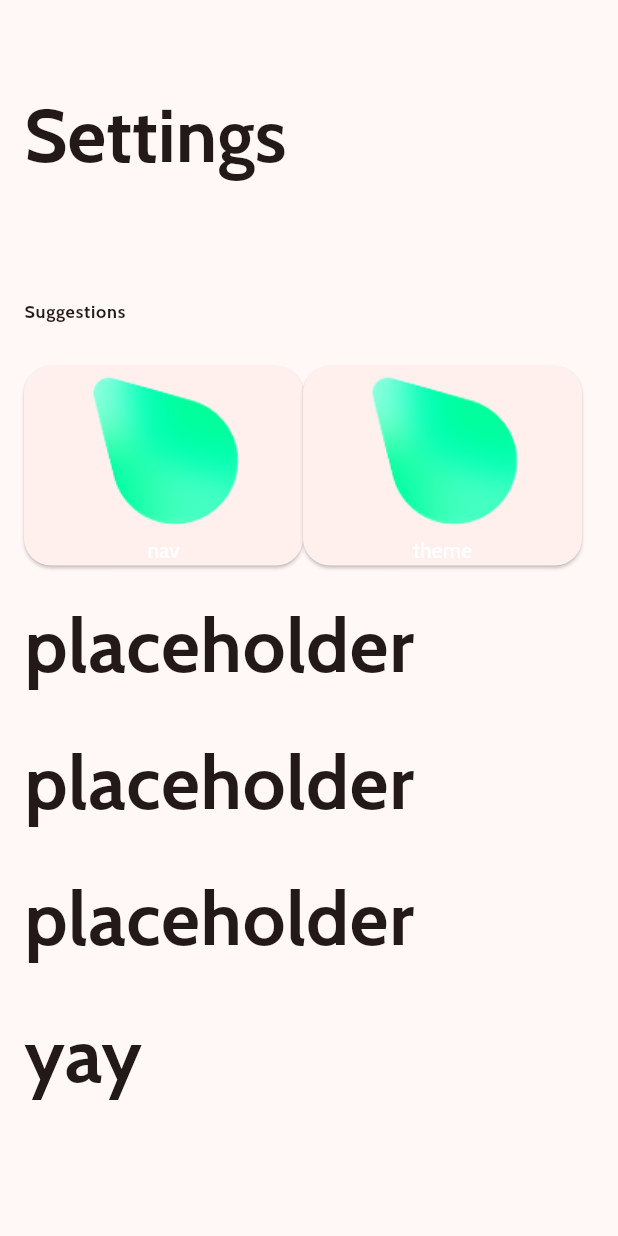
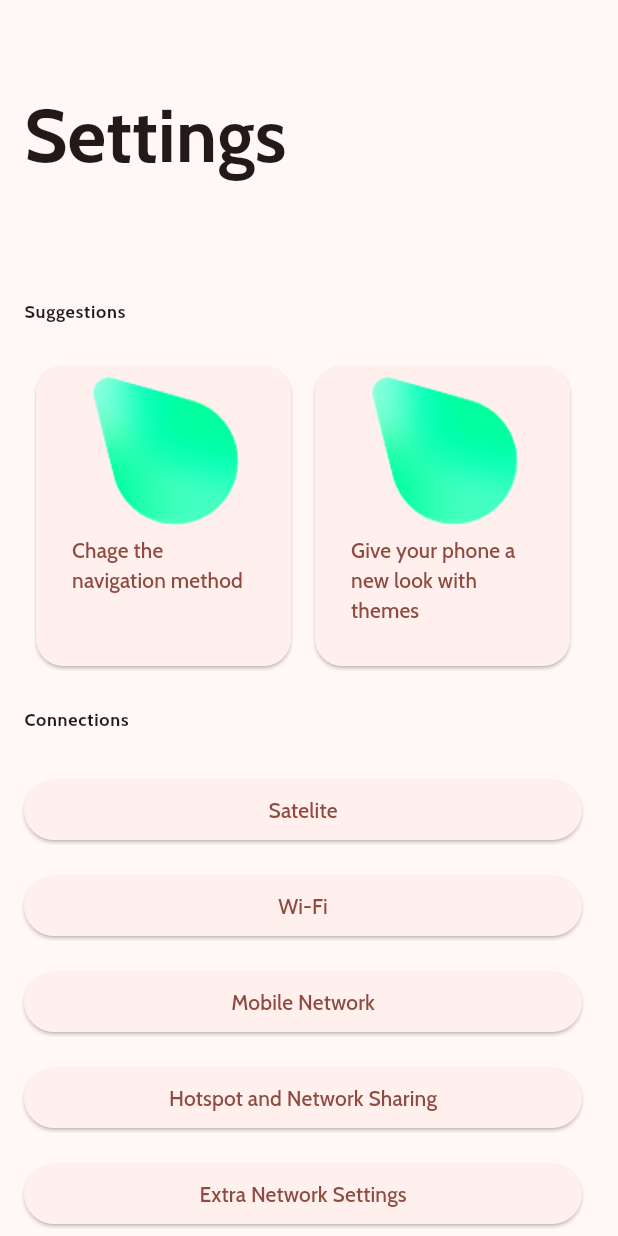
Before and after one commit to Lacakali-hu/karo_ui_settings, a Flutter app: the screen it shows after launch, on a phone screen of 412 x 824 dp. Run offline on Flutter 3.47's test engine with Material 2 defaults, Android fonts, the phone set to English and light mode, and no system bars.

Commit message:
flutter update

```diff
--- a/lib/main.dart
+++ b/lib/main.dart
@@ -1,6 +1,17 @@
 import 'package:flutter/material.dart';
+import 'package:url_launcher/url_launcher.dart';
 
 void main() => runApp(const MyApp());
+_launchURLBrowser() async {
+  final url = Uri.parse("https://www.youtube.com/watch?v=dQw4w9WgXcQ");
+  if (await canLaunchUrl(
+    url,
+  )) {
+    await launchUrl(url, mode: LaunchMode.externalNonBrowserApplication);
+  } else {
+    throw 'Could not launch $url';
+  }
+}
 
 class MyApp extends StatelessWidget {
   const MyApp({super.key});
@@ -28,8 +39,6 @@ class MainScreen extends StatelessWidget {
 
   @override
   Widget build(BuildContext context) {
-    const title = 'placeholder';
-
     return WillPopScope(
         onWillPop: () async {
           return true;
@@ -59,9 +68,13 @@ class MainScreen extends StatelessWidget {
                   ),
                 ),
                 ListTile(
-                  title: Row(
+                  title: SizedBox(
+                    height: 200,
+                    child: Row(
                       children: [
                         Expanded(
+                            child: Padding(
+                          padding: const EdgeInsets.fromLTRB(8, 0, 8, 0),
                           child: ElevatedButton(
                             style: ElevatedButton.styleFrom(
                                 shape: RoundedRectangleBorder(
@@ -75,39 +88,118 @@ class MainScreen extends StatelessWidget {
                             },
                             child: const Column(
                               children: [
-                            Image(image: AssetImage('pictures/latoxlogo.png')),
+                                Image(
+                                    image:
+                                        AssetImage('pictures/latoxlogo.png')),
                                 Text(
-                              'nav',
-                              style: TextStyle(color: Colors.white),
+                                  'Chage the navigation method',
                                 )
                               ],
                             ),
+                          ),
                         )),
                         Expanded(
+                            child: Padding(
+                          padding: const EdgeInsets.fromLTRB(8, 0, 8, 0),
                           child: ElevatedButton(
                               style: ElevatedButton.styleFrom(
                                   shape: RoundedRectangleBorder(
                                       borderRadius: BorderRadius.circular(18))),
-                              onPressed: main,
+                              onPressed: _launchURLBrowser,
                               child: const Column(
                                 children: [
                                   Image(
                                       image:
                                           AssetImage('pictures/latoxlogo.png')),
                                   Text(
-                                    'theme',
-                                    style: TextStyle(color: Colors.white),
+                                    'Give your phone a new look with themes',
                                   )
                                 ],
-                              )))
+                              )),
+                        ))
                       ],
+                    ),
                   ),
                 ),
                 const ListTile(
                   title: Text(
-                    title,
+                    'Connections',
                     style: TextStyle(
-                      fontSize: 50,
+                      fontSize: 12,
+                      fontFamily: 'Cabin',
+                      fontWeight: FontWeight.bold,
+                    ),
+                  ),
+                ),
+                const ListTile(
+                  title: Expanded(
+                      child: ElevatedButton(
+                          onPressed: main, child: Text('Satelite'))),
+                ),
+                const ListTile(
+                  title: Expanded(
+                      child: ElevatedButton(
+                          onPressed: _launchURLBrowser, child: Text('Wi-Fi'))),
+                ),
+                const ListTile(
+                  title: Expanded(
+                      child: ElevatedButton(
+                          onPressed: _launchURLBrowser,
+                          child: Text('Mobile Network'))),
+                ),
+                const ListTile(
+                  title: Expanded(
+                      child: ElevatedButton(
+                          onPressed: _launchURLBrowser,
+                          child: Text('Hotspot and Network Sharing'))),
+                ),
+                const ListTile(
+                  title: Expanded(
+                      child: ElevatedButton(
+                          onPressed: _launchURLBrowser,
+                          child: Text('Extra Network Settings'))),
+                ),
+                const ListTile(
+                  title: Expanded(
+                      child: ElevatedButton(
+                          onPressed: _launchURLBrowser,
+                          child: Text('Bluetooth'))),
+                ),
+                const ListTile(
+                  title: Text(
+                    'Display',
+                    style: TextStyle(
+                      fontSize: 12,
+                      fontFamily: 'Cabin',
+                      fontWeight: FontWeight.bold,
+                    ),
+                  ),
+                ),
+                const ListTile(
+                  title: Expanded(
+                      child: ElevatedButton(
+                          onPressed: _launchURLBrowser,
+                          child: Text('Wallpaper and themes'))),
+                ),
+                ListTile(
+                    title: Expanded(
+                        child: ElevatedButton(
+                            style: ElevatedButton.styleFrom(
+                                shape: RoundedRectangleBorder(
+                                    borderRadius: BorderRadius.circular(18))),
+                            onPressed: () {
+                              Navigator.of(context).push(
+                                MaterialPageRoute(builder: (context) {
+                                  return const NavScrn();
+                                }),
+                              );
+                            },
+                            child: const Text('Navigation method')))),
+                const ListTile(
+                  title: Text(
+                    'Connections',
+                    style: TextStyle(
+                      fontSize: 12,
                       fontFamily: 'Cabin',
                       fontWeight: FontWeight.bold,
                     ),
@@ -115,9 +207,9 @@ class MainScreen extends StatelessWidget {
                 ),
                 const ListTile(
                   title: Text(
-                    title,
+                    'Connections',
                     style: TextStyle(
-                      fontSize: 50,
+                      fontSize: 12,
                       fontFamily: 'Cabin',
                       fontWeight: FontWeight.bold,
                     ),
@@ -125,28 +217,14 @@ class MainScreen extends StatelessWidget {
                 ),
                 const ListTile(
                   title: Text(
-                    title,
+                    'Connections',
                     style: TextStyle(
-                      fontSize: 50,
+                      fontSize: 12,
                       fontFamily: 'Cabin',
                       fontWeight: FontWeight.bold,
                     ),
                   ),
                 ),
-                const ListTile(
-                  title: Text(
-                    'yay',
-                    style: TextStyle(
-                      fontSize: 50,
-                      fontFamily: 'Cabin',
-                      fontWeight: FontWeight.bold,
-                    ),
-                  ),
-                ),
-                const ListTile(),
-                const ListTile(),
-                const ListTile(),
-                const ListTile(),
               ],
             )));
   }
@@ -179,6 +257,50 @@ Method''',
                 fontWeight: FontWeight.bold,
               ),
             ),
-        )));
+          ),
+          body: SizedBox(
+            height: 200,
+            child: Row(
+              children: [
+                Expanded(
+                    child: Padding(
+                  padding: const EdgeInsets.all(8.0),
+                  child: ElevatedButton(
+                    onPressed: main,
+                    style: ElevatedButton.styleFrom(
+                        shape: RoundedRectangleBorder(
+                            borderRadius: BorderRadius.circular(18))),
+                    child: const Column(
+                      children: [
+                        Image(image: AssetImage('pictures/latoxlogo.png')),
+                        Text(
+                          'Buttons',
+                        ),
+                      ],
+                    ),
+                  ),
+                )),
+                Expanded(
+                    child: Padding(
+                  padding: const EdgeInsets.all(8.0),
+                  child: ElevatedButton(
+                    onPressed: main,
+                    style: ElevatedButton.styleFrom(
+                        shape: RoundedRectangleBorder(
+                            borderRadius: BorderRadius.circular(18))),
+                    child: const Column(
+                      children: [
+                        Image(image: AssetImage('pictures/latoxlogo.png')),
+                        Text(
+                          'Gestures',
+                        ),
+                      ],
+                    ),
+                  ),
+                ))
+              ],
+            ),
+          ),
+        ));
   }
 }
--- a/pubspec.yaml
+++ b/pubspec.yaml
@@ -12,6 +12,10 @@ dependencies:
   font_awesome_flutter: ^10.5.0
   google: ^0.0.1
   google_fonts: ^5.1.0
+  url_launcher: ^6.1.11
+  youtube: ^1.0.1
+  youtube_player_flutter: ^8.1.2
+  youtube_player_iframe: ^4.0.4
 
 dev_dependencies:
   flutter_lints: 2.0.2
```
Also changed, not shown: pubspec.lock, 1 other file. Lines whose indentation alone changed are shown as unchanged.
